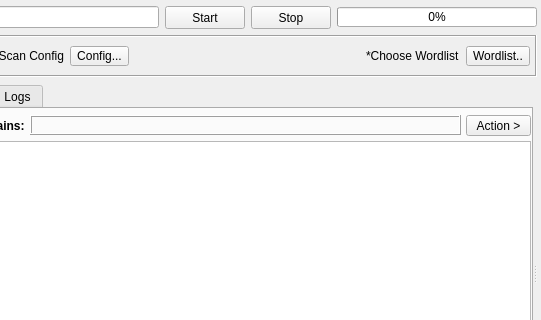
Above: sub3suite/src/engines/brute/Brute.ui from 3nock/OTE before the change; both pictures show x 132 to 673 and y 0 to 320 of the 673 by 463 pixel window. Below: the same form after it.
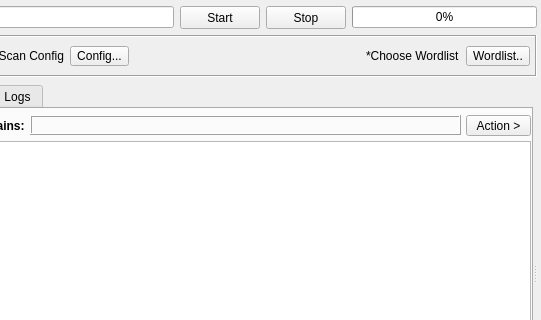
That is the form after the change. Custom widgets are drawn as their Qt base class.

```diff
--- a/sub3suite/src/engines/brute/Brute.ui
+++ b/sub3suite/src/engines/brute/Brute.ui
@@ -133,14 +133,14 @@
       <widget class="QProgressBar" name="progressBar">
        <property name="minimumSize">
         <size>
-         <width>200</width>
-         <height>20</height>
+         <width>0</width>
+         <height>0</height>
         </size>
        </property>
        <property name="maximumSize">
         <size>
-         <width>200</width>
-         <height>20</height>
+         <width>16777215</width>
+         <height>16777215</height>
         </size>
        </property>
        <property name="styleSheet">
```
